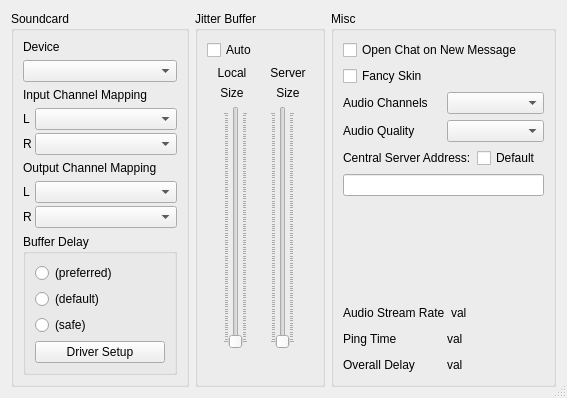
jamulussoftware/jamulus, file src/clientsettingsdlgbase.ui: the form before one commit.
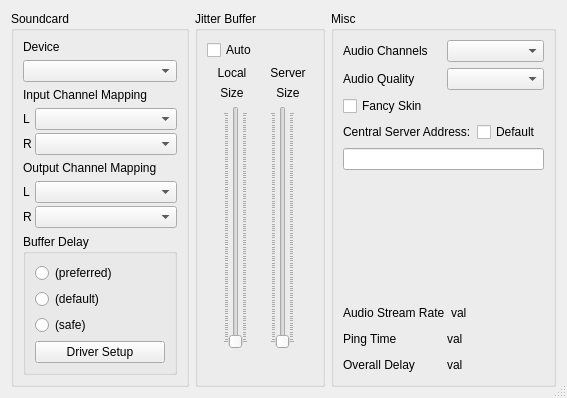
The form after the commit. Icons and pictures are not drawn. Custom widgets are drawn as their Qt base class.

Commit message: removed the "open chat on new message" mechanism since nobody actually uses this, now simply the window automatically opens on a new message if it is not already open, otherwise do nothing

Diff of the .ui file:
```diff
--- a/src/clientsettingsdlgbase.ui
+++ b/src/clientsettingsdlgbase.ui
@@ -467,20 +467,6 @@
       <string>Misc</string>
      </property>
      <layout class="QVBoxLayout" name="verticalLayout_3">
-      <item>
-       <widget class="QCheckBox" name="chbOpenChatOnNewMessage">
-        <property name="text">
-         <string>Open Chat on New Message</string>
-        </property>
-       </widget>
-      </item>
-      <item>
-       <widget class="QCheckBox" name="chbGUIDesignFancy">
-        <property name="text">
-         <string>Fancy Skin</string>
-        </property>
-       </widget>
-      </item>
       <item>
        <layout class="QHBoxLayout" name="horizontalLayout">
         <item>
@@ -513,6 +499,13 @@
         </item>
        </layout>
       </item>
+      <item>
+       <widget class="QCheckBox" name="chbGUIDesignFancy">
+        <property name="text">
+         <string>Fancy Skin</string>
+        </property>
+       </widget>
+      </item>
       <item>
        <layout class="QHBoxLayout">
         <item>
```
Left out of the diff: 1 changed line with no effect on the pictures. The commit also changes 8 other files.
